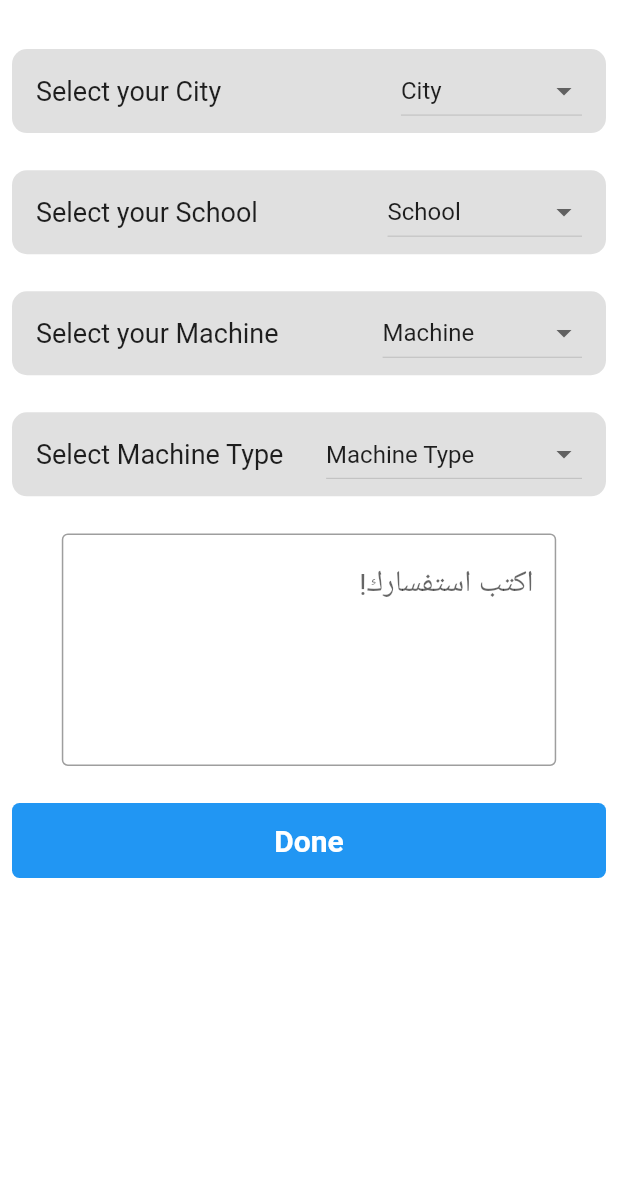
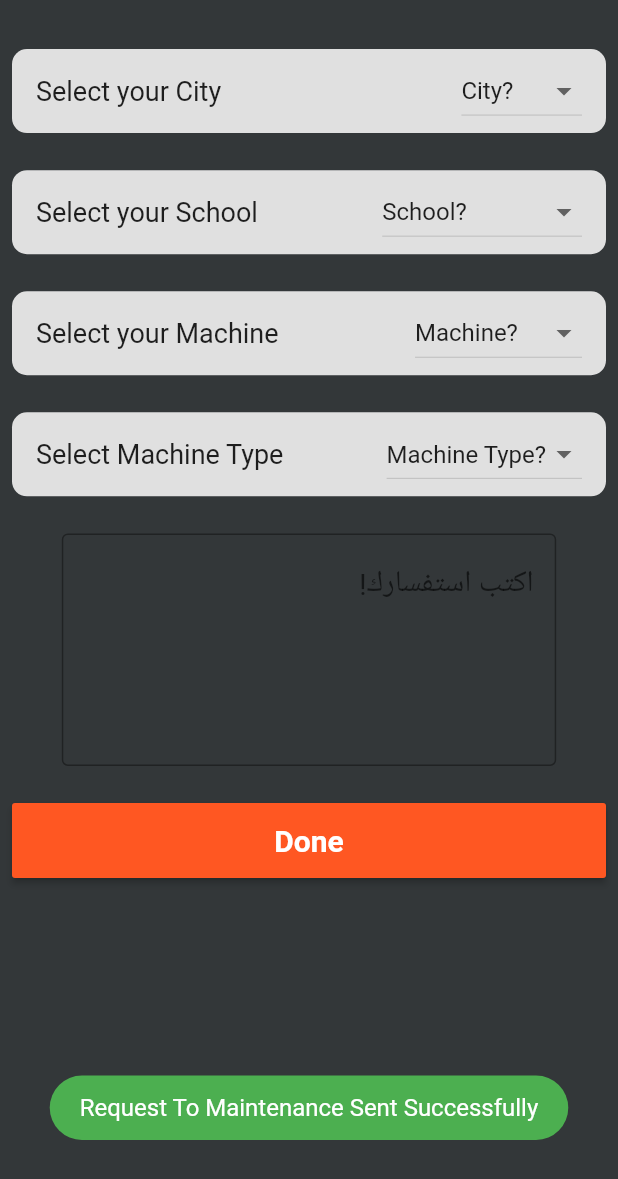
Before and after one commit to mohamedwagdy581/maintenance_requests, a Flutter app: the RequestOrderScreen widget shown alone on an empty page, opened directly, after a tap on "Done", on a phone screen of 412 x 824 dp. Shown: the top 1179 px of the screen. Run offline on Flutter 3.47's test engine with Material 2 defaults, Android fonts, the phone set to English and light mode, and no system bars; our stand-ins replace cloud_firestore, conditional_builder_null_safety, dio, firebase_auth, firebase_core, flutter_bloc and 4 more; accounts and stored records are empty.

Commit message:
image Piked in profile and cover images and sending data successfully to firebase

```diff
--- a/lib/main.dart
+++ b/lib/main.dart
@@ -16,6 +16,7 @@ void main() async {
   await Firebase.initializeApp();
   DioHelper.init();
   await CashHelper.init();
+  bool? isDark = CashHelper.getData(key: 'isDark');
 
   Widget widget;
   uId = CashHelper.getData(key: 'uId');
@@ -29,18 +30,18 @@ void main() async {
   }
 
   runApp(MyApp(
-    //isDark: isDark,
+    isDark: isDark,
     startWidget: widget,
   ));
 }
 
 class MyApp extends StatelessWidget {
-  //final bool? isDark;
+  final bool? isDark;
   final Widget startWidget;
 
   const MyApp({
     super.key,
-    // required this.isDark,
+    required this.isDark,
     required this.startWidget,
   });
 
@@ -48,7 +49,7 @@ class MyApp extends StatelessWidget {
   @override
   Widget build(BuildContext context) {
     return BlocProvider(
-      create: (BuildContext context) => AppCubit()..getUserData(),
+      create: (BuildContext context) => AppCubit()..getUserData()..changeAppModeTheme(fromShared: isDark,),
       child: BlocConsumer<AppCubit, AppStates>(
         listener: (BuildContext context, AppStates state) {},
         builder: (BuildContext context, AppStates state) {
@@ -56,8 +57,7 @@ class MyApp extends StatelessWidget {
             debugShowCheckedModeBanner: false,
             theme: lightTheme,
             darkTheme: darkTheme,
-            // themeMode:
-            // AppCubit.get(context).isDark ? ThemeMode.dark : ThemeMode.light,
+            themeMode: AppCubit.get(context).isDark ? ThemeMode.dark : ThemeMode.light,
             home: startWidget,
           );
         },
--- a/lib/modules/request_order/request_order_screen.dart
+++ b/lib/modules/request_order/request_order_screen.dart
@@ -3,6 +3,7 @@ import 'package:flutter/material.dart';
 import 'package:flutter_bloc/flutter_bloc.dart';
 import 'package:flutter_maintenance/modules/request_order/requests_cubit/requests_cubit.dart';
 import 'package:flutter_maintenance/modules/request_order/requests_cubit/requests_states.dart';
+import 'package:flutter_maintenance/shared/network/cubit/cubit.dart';
 
 import '../../shared/components/components.dart';
 
@@ -10,19 +11,58 @@ class RequestOrderScreen extends StatefulWidget {
   const RequestOrderScreen({Key? key}) : super(key: key);
 
   @override
+  // ignore: library_private_types_in_public_api
   _RequestOrderScreenState createState() => _RequestOrderScreenState();
 }
 
 class _RequestOrderScreenState extends State<RequestOrderScreen> {
-  var selectedType;
+  int _cityValue = 0;
+  String _city = '';
+  var cities = <String>[
+    'City?',
+    'Jazan',
+    'Sabia',
+    'Jeddah',
+    'Riyadh',
+    'Makkah',
+  ];
 
-  int _cityValue = 1;
+  int _schoolValue = 0;
+  String _school = '';
+  var schools = <String>[
+    'School?',
+    'Jazan School',
+    'Sabia School',
+    'Jeddah School',
+    'Riyadh School',
+    'Makkah School',
+    'Emmarah',
+  ];
 
-  int _schoolValue = 1;
+  int _machineValue = 0;
+  String _machine = '';
+  var machines = <String>[
+    'Machine?',
+    'Printer',
+    'Projector',
+    'Laptop',
+    'PC',
+    'Accessories',
+  ];
 
-  int _machineValue = 1;
-
-  int _machineTypeValue = 1;
+  int _machineTypeValue = 0;
+  String _machineType = '';
+  var machineTypes = <String>[
+    'Machine Type?',
+    'Lenovo',
+    'Apple',
+    'Samsung',
+    'Redmi',
+    'Dell',
+    'Sony',
+    'Toshiba',
+    'Sharp',
+  ];
 
   final GlobalKey<FormState> _formKey = GlobalKey<FormState>();
   var consultationController = TextEditingController();
@@ -37,12 +77,11 @@ class _RequestOrderScreenState extends State<RequestOrderScreen> {
     var height = MediaQuery.of(context).size.height;
     var width = MediaQuery.of(context).size.width;
     return BlocProvider(
-      create: (BuildContext context)  => RequestCubit(),
+      create: (BuildContext context) => RequestCubit(),
       child: BlocConsumer<RequestCubit, RequestStates>(
         listener: (context, state) {},
-        builder: (context,  state)
-        {
-          return  SingleChildScrollView(
+        builder: (context, state) {
+          return SingleChildScrollView(
             child: Padding(
               padding: const EdgeInsets.all(8.0),
               child: Form(
@@ -65,49 +104,21 @@ class _RequestOrderScreenState extends State<RequestOrderScreen> {
                             fontSize: 18.0,
                           ),
                         ),
-                        trailing: DropdownButton(
-                          value: _cityValue,
-                          borderRadius: BorderRadius.circular(15.0),
-                          items: const [
-                            DropdownMenuItem(
-                              value: 1,
-                              child: Text("City"),
-                            ),
-                            DropdownMenuItem(
-                              value: 2,
-                              child: Text("Jazan "),
-                            ),
-                            DropdownMenuItem(
-                              value: 3,
-                              child: Text("Emarah"),
-                            ),
-                            DropdownMenuItem(
-                              value: 4,
-                              child: Text("Sabia "),
-                            ),
-                            DropdownMenuItem(
-                              value: 5,
-                              child: Text("Edarah"),
-                            ),
-                            DropdownMenuItem(
-                              value: 6,
-                              child: Text("Jeddah "),
-                            ),
-                            DropdownMenuItem(
-                              value: 7,
-                              child: Text("Ryadh "),
-                            ),
-                            DropdownMenuItem(
-                              value: 8,
-                              child: Text("Other City"),
-                            ),
-                          ],
-                          onChanged: (int? value) {
+                        trailing: DropdownButton<String>(
+                          hint: const Text('City'),
+                          value: cities[_cityValue],
+                          items: cities.map((String city) {
+                            return DropdownMenuItem<String>(
+                              value: city.toString(),
+                              child: Text(city),
+                            );
+                          }).toList(),
+                          onChanged: (value) {
                             setState(() {
-                              _cityValue = value!;
+                              _cityValue = cities.indexOf(value!);
+                              _city = value.toString();
                             });
                           },
-                          hint: const Text("Select School"),
                         ),
                       ),
                     ),
@@ -128,49 +139,21 @@ class _RequestOrderScreenState extends State<RequestOrderScreen> {
                             fontSize: 18.0,
                           ),
                         ),
-                        trailing: DropdownButton(
-                          value: _schoolValue,
-                          borderRadius: BorderRadius.circular(15.0),
-                          items: const [
-                            DropdownMenuItem(
-                              value: 1,
-                              child: Text("School"),
-                            ),
-                            DropdownMenuItem(
-                              value: 2,
-                              child: Text("Jazan School"),
-                            ),
-                            DropdownMenuItem(
-                              value: 3,
-                              child: Text("Emarah"),
-                            ),
-                            DropdownMenuItem(
-                              value: 4,
-                              child: Text("Sabia School"),
-                            ),
-                            DropdownMenuItem(
-                              value: 5,
-                              child: Text("Edarah"),
-                            ),
-                            DropdownMenuItem(
-                              value: 6,
-                              child: Text("Jeddah School"),
-                            ),
-                            DropdownMenuItem(
-                              value: 7,
-                              child: Text("Ryadh School"),
-                            ),
-                            DropdownMenuItem(
-                              value: 8,
-                              child: Text("Other School"),
-                            ),
-                          ],
-                          onChanged: (int? value) {
+                        trailing: DropdownButton<String>(
+                          hint: const Text('School'),
+                          value: schools[_schoolValue],
+                          items: schools.map((String school) {
+                            return DropdownMenuItem<String>(
+                              value: school,
+                              child: Text(school),
+                            );
+                          }).toList(),
+                          onChanged: (value) {
                             setState(() {
-                              _schoolValue = value!;
+                              _schoolValue = schools.indexOf(value!);
+                              _school = value.toString();
                             });
                           },
-                          hint: const Text("Select School"),
                         ),
                       ),
                     ),
@@ -191,41 +174,21 @@ class _RequestOrderScreenState extends State<RequestOrderScreen> {
                             fontSize: 18.0,
                           ),
                         ),
-                        trailing: DropdownButton(
-                          value: _machineValue,
-                          borderRadius: BorderRadius.circular(15.0),
-                          items: const [
-                            DropdownMenuItem(
-                              value: 1,
-                              child: Text("Machine"),
-                            ),
-                            DropdownMenuItem(
-                              value: 2,
-                              child: Text("Printer"),
-                            ),
-                            DropdownMenuItem(
-                              value: 3,
-                              child: Text("Laptop"),
-                            ),
-                            DropdownMenuItem(
-                              value: 4,
-                              child: Text("PC"),
-                            ),
-                            DropdownMenuItem(
-                              value: 5,
-                              child: Text("Projector"),
-                            ),
-                            DropdownMenuItem(
-                              value: 6,
-                              child: Text("Accessories"),
-                            ),
-                          ],
-                          onChanged: (int? value) {
+                        trailing: DropdownButton<String>(
+                          hint: const Text('Machine'),
+                          value: machines[_machineValue],
+                          items: machines.map((String machine) {
+                            return DropdownMenuItem<String>(
+                              value: machine,
+                              child: Text(machine),
+                            );
+                          }).toList(),
+                          onChanged: (value) {
                             setState(() {
-                              _machineValue = value!;
+                              _machineValue = machines.indexOf(value!);
+                              _machine = value.toString();
                             });
                           },
-                          hint: const Text("Select Machine"),
                         ),
                       ),
                     ),
@@ -246,49 +209,22 @@ class _RequestOrderScreenState extends State<RequestOrderScreen> {
                             fontSize: 18.0,
                           ),
                         ),
-                        trailing: DropdownButton(
-                          value: _machineTypeValue,
-                          borderRadius: BorderRadius.circular(15.0),
-                          items: const [
-                            DropdownMenuItem(
-                              value: 1,
-                              child: Text("Machine Type"),
-                            ),
-                            DropdownMenuItem(
-                              value: 2,
-                              child: Text("Lenovo"),
-                            ),
-                            DropdownMenuItem(
-                              value: 3,
-                              child: Text("Samsung"),
-                            ),
-                            DropdownMenuItem(
-                              value: 4,
-                              child: Text("Dell"),
-                            ),
-                            DropdownMenuItem(
-                              value: 5,
-                              child: Text("Apple"),
-                            ),
-                            DropdownMenuItem(
-                              value: 6,
-                              child: Text("Sony"),
-                            ),
-                            DropdownMenuItem(
-                              value: 7,
-                              child: Text("Redmi"),
-                            ),
-                            DropdownMenuItem(
-                              value: 8,
-                              child: Text("Toshiba"),
-                            ),
-                          ],
+                        trailing: DropdownButton<String>(
+                          hint: const Text('MachineType'),
+                          value: machineTypes[_machineTypeValue],
+                          items: machineTypes.map((String machineType) {
+                            return DropdownMenuItem<String>(
+                              value: machineType,
+                              child: Text(machineType),
+                            );
+                          }).toList(),
                           onChanged: (value) {
                             setState(() {
-                              _machineTypeValue = value!;
+                              _machineTypeValue = machineTypes.indexOf(value!);
+                              _machineType = value.toString();
+                              print(value.toString());
                             });
                           },
-                          hint: const Text("Select Machine Type"),
                         ),
                       ),
                     ),
@@ -309,8 +245,8 @@ class _RequestOrderScreenState extends State<RequestOrderScreen> {
                         textAlign: TextAlign.end,
                         decoration: const InputDecoration(
                           hintText: ' !اكتب استفسارك',
-                          contentPadding:
-                          EdgeInsets.symmetric(vertical: 20, horizontal: 15),
+                          contentPadding: EdgeInsets.symmetric(
+                              vertical: 20, horizontal: 15),
                           border: OutlineInputBorder(),
                         ),
                       ),
@@ -322,27 +258,36 @@ class _RequestOrderScreenState extends State<RequestOrderScreen> {
 
                     ConditionalBuilder(
                       condition: state is! RequestLoadingState,
-                      builder: (context) =>
-                          defaultButton(
+                      builder: (context) => defaultButton(
                         onPressed: () {
-                              if(_formKey.currentState!.validate())
-                              {
-                                final city = _cityValue.toString();
-                                final school = _schoolValue.toString();
-                                final machine = _machineValue.toString();
-                                final machineType = _machineTypeValue.toString();
+                          if (_formKey.currentState!.validate()) {
+                            final city = _city.toString();
+                            final school = _school.toString();
+                            final machine = _machine.toString();
+                            final machineType = _machineType.toString();
                             final consultation = consultationController.text;
 
                             RequestCubit.get(context).userRequest(
-                                  city: city,
-                                  school: school,
-                                  machine: machine,
-                                  machineType: machineType,
-                                  consultation: consultation,
+                              city: city.toString(),
+                              school: school.toString(),
+                              machine: machine.toString(),
+                              machineType: machineType.toString(),
+                              consultation: consultation.toString(),
+                            );
+                            _cityValue = 0;
+                            _schoolValue = 0;
+                            _machineValue = 0;
+                            _machineTypeValue = 0;
+                            consultationController.text = '';
+                            showToast(
+                              message:
+                                  'Request To Maintenance Sent Successfully',
+                              state: ToastStates.SUCCESS,
                             );
                           }
                         },
                         text: 'Done',
+                        backgroundColor: AppCubit.get(context).isDark ? Colors.deepOrange : Colors.blue,
                       ),
                       fallback: (context) =>
                           const Center(child: CircularProgressIndicator()),
--- a/lib/modules/request_order/requests_cubit/requests_cubit.dart
+++ b/lib/modules/request_order/requests_cubit/requests_cubit.dart
@@ -33,7 +33,7 @@ class RequestCubit extends Cubit<RequestStates>
         machine: machine,
         uId: value.id.toString(),
         machineType: machineType.toString(),
-        consultation: '',
+        consultation: consultation.toString(),
         //isEmailVerified: value.user!.emailVerified.toString(),
       );
     }).catchError((error)
--- a/lib/shared/components/components.dart
+++ b/lib/shared/components/components.dart
@@ -56,6 +56,7 @@ Widget defaultTextFormField({
 Widget defaultButton({
   required VoidCallback onPressed,
   required String text,
+  Color? backgroundColor,
 }) =>
     Container(
       height: 50.0,
@@ -64,6 +65,7 @@ Widget defaultButton({
         borderRadius: BorderRadius.circular(5.0), color: Colors.blue,
       ),
       child: MaterialButton(
+        color: backgroundColor,
         onPressed: onPressed,
         child: Text(
           text,
--- a/lib/shared/network/cubit/cubit.dart
+++ b/lib/shared/network/cubit/cubit.dart
@@ -9,6 +9,7 @@ import 'package:flutter_maintenance/shared/components/constants.dart';
 import 'package:flutter_maintenance/shared/network/cubit/states.dart';
 import 'package:flutter_bloc/flutter_bloc.dart';
 import 'package:cloud_firestore/cloud_firestore.dart';
+import 'package:flutter_maintenance/shared/network/local/cash_helper.dart';
 import 'package:image_picker/image_picker.dart';
 
 
@@ -41,21 +42,6 @@ class AppCubit extends Cubit<AppStates>
     emit(AppChangeBottomNavigationBarState());
   }
 
-  // Change City DropDown menu
-  int cityIndex = 1;
-  List<String> city = const
-  [
-    'Jazan',
-    'Sabia',
-    'Jeddah',
-    'Riyadh',
-  ];
-  void changeCityDropDown (int index)
-  {
-    cityIndex = index;
-    emit(AppChangeCityDropDownState());
-  }
-
   UserModel? userModel;
   void getUserData ()
   {
@@ -77,8 +63,9 @@ class AppCubit extends Cubit<AppStates>
       .snapshots().map((snapshots) => snapshots.docs.map((doc) => UserModel.fromJson(doc.data())).toList()
     );
 
-  File? image;
-  Future pickImage() async
+  File? profileImage;
+
+  Future pickProfileImage() async
   {
     try{
       final image = await ImagePicker().pickImage(source: ImageSource.gallery);
@@ -89,7 +76,7 @@ class AppCubit extends Cubit<AppStates>
       }else
       {
         final imageTemporary = File(image.path);
-        this.image = imageTemporary;
+        profileImage = imageTemporary;
         emit(AppProfileImagePickedSuccessState());
       }
     } on PlatformException catch (error)
@@ -99,22 +86,44 @@ class AppCubit extends Cubit<AppStates>
 
   }
 
-  /*File? profileImage;
-  final ImagePicker picker = ImagePicker();
+  File? coverImage;
+  Future pickCoverImage() async
+  {
+    try{
+      final image = await ImagePicker().pickImage(source: ImageSource.gallery);
+      if(image == null) {
+        print('No Image Selected!');
+        emit(AppCoverImagePickedErrorState());
+        return;
+      }else
+      {
+        final imageTemporary = File(image.path);
+        coverImage = imageTemporary;
+        emit(AppCoverImagePickedSuccessState());
+      }
+    } on PlatformException catch (error)
+    {
+      print('Failed to pick image ${error.toString()}');
+    }
 
-  Future getProfileImage() async
+  }
+
+  // Function to Change Theme mode
+  bool isDark = false;
+  void changeAppModeTheme({bool? fromShared})
   {
-    final File? pickedFile = await ImagePicker().pickImage(source: ImageSource.gallery);
-
-    if(pickedFile != null)
+    if(fromShared != null)
     {
-      profileImage = File(pickedFile.path);
-      emit(AppProfileImagePickedSuccessState());
+      isDark = fromShared;
+      emit(AppChangeModeThemeState());
     }else
     {
-      print('No Image Selected!');
-      emit(AppProfileImagePickedErrorState());
+      isDark = !isDark;
+      CashHelper.setBoolean(key: 'isDark', value: isDark).then((value)
+      {
+        emit(AppChangeModeThemeState());
+      });
     }
-  }*/
+  }
 
 }
--- a/lib/style/themes.dart
+++ b/lib/style/themes.dart
@@ -3,7 +3,7 @@ import 'package:flutter/services.dart';
 import 'package:hexcolor/hexcolor.dart';
 
 ThemeData darkTheme = ThemeData(
-  primarySwatch: Colors.blue,
+  primarySwatch: Colors.deepOrange,
   scaffoldBackgroundColor: HexColor('333739'),
   appBarTheme: AppBarTheme(
     systemOverlayStyle: SystemUiOverlayStyle(
@@ -14,7 +14,7 @@ ThemeData darkTheme = ThemeData(
     titleSpacing: 20.0,
     elevation: 0.0,
     iconTheme: const IconThemeData(
-      color: Colors.white,
+      color: Colors.deepOrangeAccent,
     ),
     titleTextStyle: const TextStyle(
       color: Colors.white,
@@ -25,7 +25,7 @@ ThemeData darkTheme = ThemeData(
   bottomNavigationBarTheme: BottomNavigationBarThemeData(
     type: BottomNavigationBarType.fixed,
     elevation: 20.0,
-    selectedItemColor: Colors.blue,
+    selectedItemColor: Colors.deepOrangeAccent,
     unselectedItemColor: Colors.grey,
     backgroundColor: HexColor('333739'),
   ),
```
Also changed, not shown: lib/layout/home_layout.dart (+26 -16 lines), lib/modules/edit_profile/edit_profile_screen.dart (+49 -26 lines), lib/modules/profile/profile_screen.dart (deleted, +0 -215 lines), lib/modules/settings/settings_screen.dart (+12 -7 lines). Lines whose indentation alone changed are shown as unchanged.
